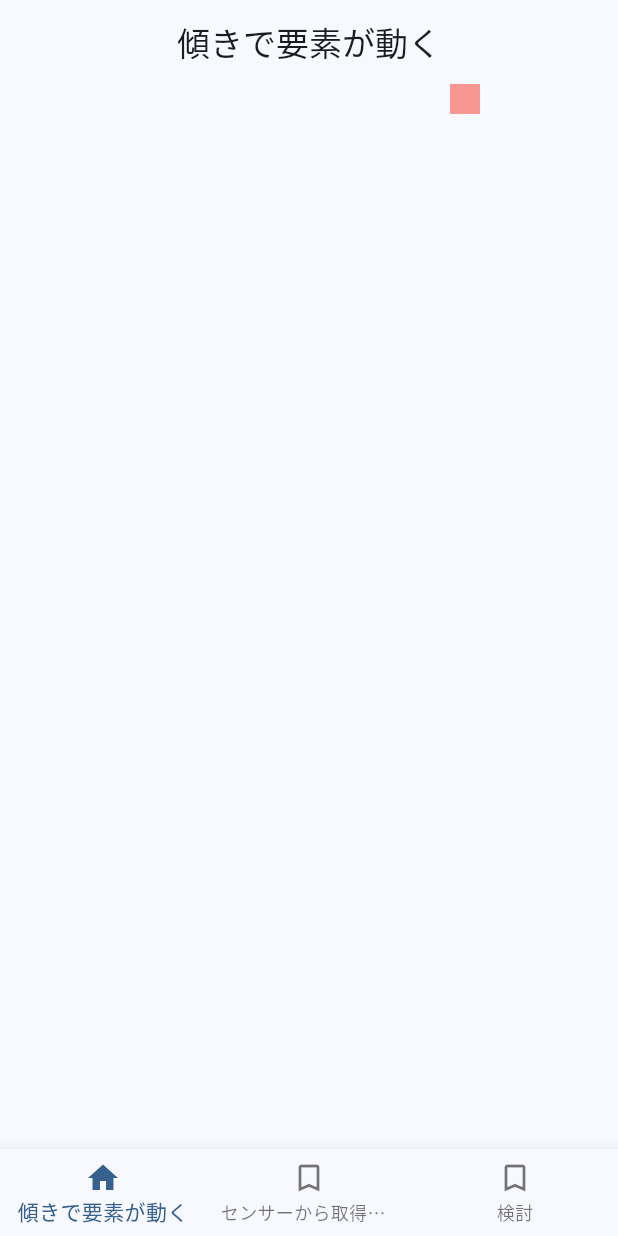
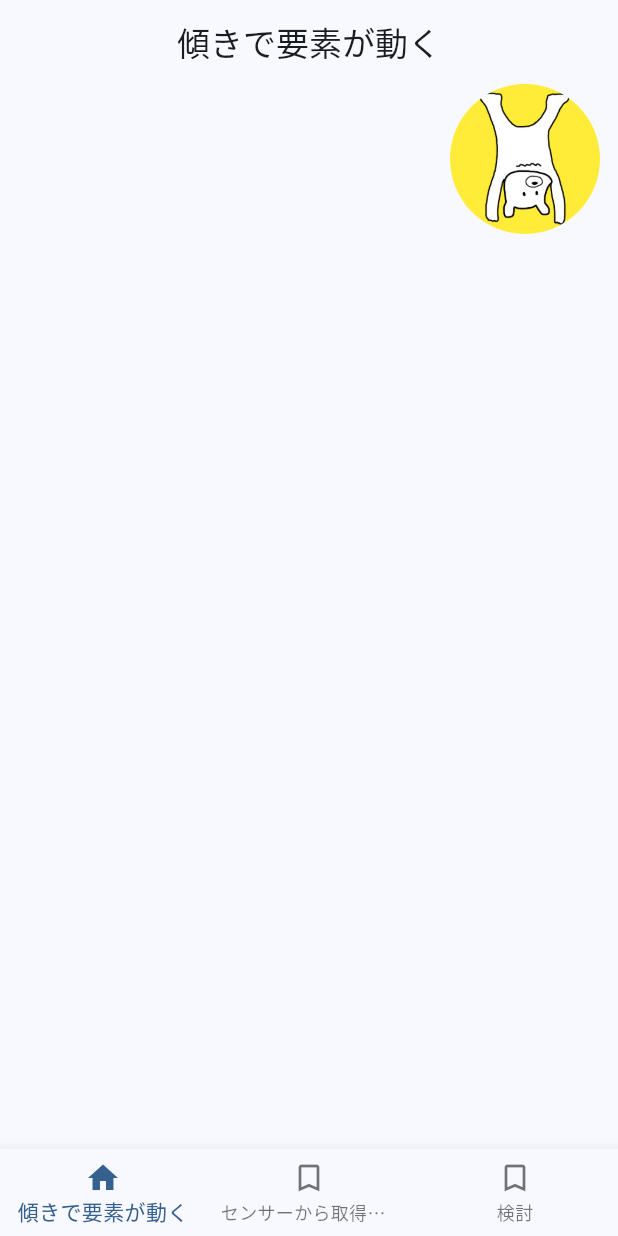
Before and after one commit to beeeyan/gyro_app, a Flutter app: the screen it shows after launch, on a phone screen of 412 x 824 dp. Run offline on Flutter 3.47's test engine with Material 3 defaults, Android fonts, the phone set to English and light mode, and no system bars; our stand-ins replace flutter_screenutil, gap, go_router, hooks_riverpod, logger, sensors_plus; statements that could not run were skipped.

Commit message:
見栄えを良くした

```diff
--- a/lib/feature/tilt_move/tilt_move.dart
+++ b/lib/feature/tilt_move/tilt_move.dart
@@ -3,6 +3,8 @@ import 'dart:ui';
 
 import 'package:flutter/material.dart';
 import 'package:sensors_plus/sensors_plus.dart';
+
+import '../../gen/assets.gen.dart';
 
 class TiltMovePage extends StatefulWidget {
   const TiltMovePage({super.key});
@@ -25,7 +27,7 @@ class _TiltMovePageState extends State<TiltMovePage>
   // widgetの位置
   double widgetX = 0;
   double widgetY = 0;
-  final boxSize = 20.0;
+  final boxSize = 100.0;
 
   @override
   void initState() {
@@ -125,7 +127,13 @@ class _TiltMovePageState extends State<TiltMovePage>
           child: Container(
             height: boxSize,
             width: boxSize,
-            color: Colors.red.withOpacity(0.54),
+            decoration: BoxDecoration(
+              shape: BoxShape.circle,
+              image: DecorationImage(
+                fit: BoxFit.fill,
+                image: AssetImage(Assets.images.icon.path),
+              ),
+            ),
           ),
         ),
       ],
--- /dev/null
+++ b/lib/gen/fonts.gen.dart
@@ -0,0 +1,18 @@
+/// GENERATED CODE - DO NOT MODIFY BY HAND
+/// *****************************************************
+///  FlutterGen
+/// *****************************************************
+
+// coverage:ignore-file
+// ignore_for_file: type=lint
+// ignore_for_file: directives_ordering,unnecessary_import,implicit_dynamic_list_literal,deprecated_member_use
+
+class FontFamily {
+  FontFamily._();
+
+  /// Font family: NotoSans
+  static const String notoSans = 'NotoSans';
+
+  /// Font family: NotoSansJP
+  static const String notoSansJP = 'NotoSansJP';
+}
--- a/lib/main.dart
+++ b/lib/main.dart
@@ -4,6 +4,7 @@ import 'package:flutter_screenutil/flutter_screenutil.dart';
 import 'package:hooks_riverpod/hooks_riverpod.dart';
 
 import 'config/flavor.dart';
+import 'gen/fonts.gen.dart';
 import 'routing/go_router.dart';
 import 'util/logger.dart';
 
@@ -36,7 +37,7 @@ class MyApp extends ConsumerWidget {
       child: MaterialApp.router(
         title: 'GyroApp',
         theme: ThemeData(
-          fontFamily: 'NotoSansJP',
+          fontFamily: FontFamily.notoSansJP,
           colorScheme: ColorScheme.fromSeed(seedColor: Colors.blue),
         ),
         routerConfig: ref.watch(goRouterProvider),
--- a/pubspec.yaml
+++ b/pubspec.yaml
@@ -24,6 +24,7 @@ dependencies:
 
 dev_dependencies:
   build_runner:
+  flutter_gen_runner: ^5.5.0+1
   flutter_test:
     sdk: flutter
   freezed: ^2.5.2
@@ -36,8 +37,8 @@ flutter:
 
   uses-material-design: true
   # To add assets to your application, add an assets section, like this:
-  # assets:
-  #   - images/a_dot_burr.jpeg
+  assets:
+    - assets/images/
   #   - images/a_dot_ham.jpeg
 
   # An image asset can refer to one or more resolution-specific "variants", see
```
Also changed, not shown: lib/gen/assets.gen.dart (added, +102 -0 lines), assets/images/icon.png (added), pubspec.lock.
